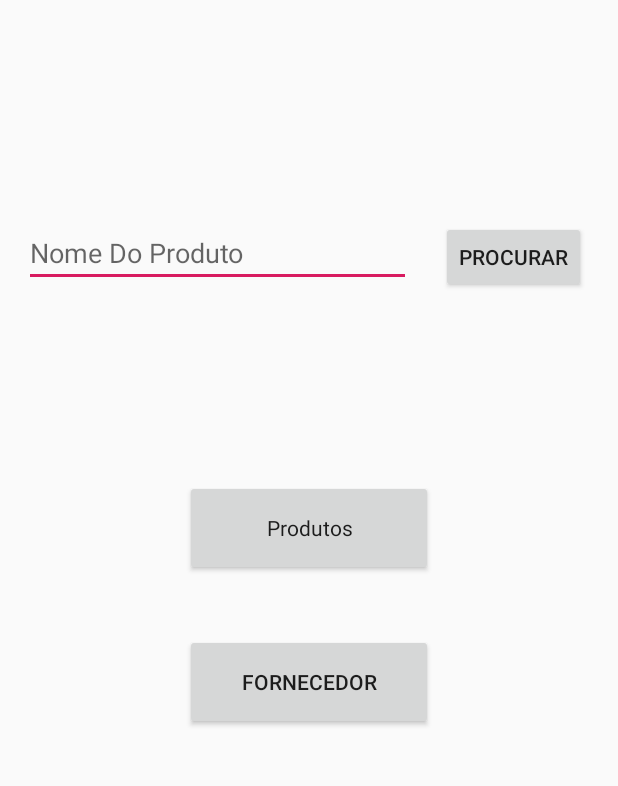
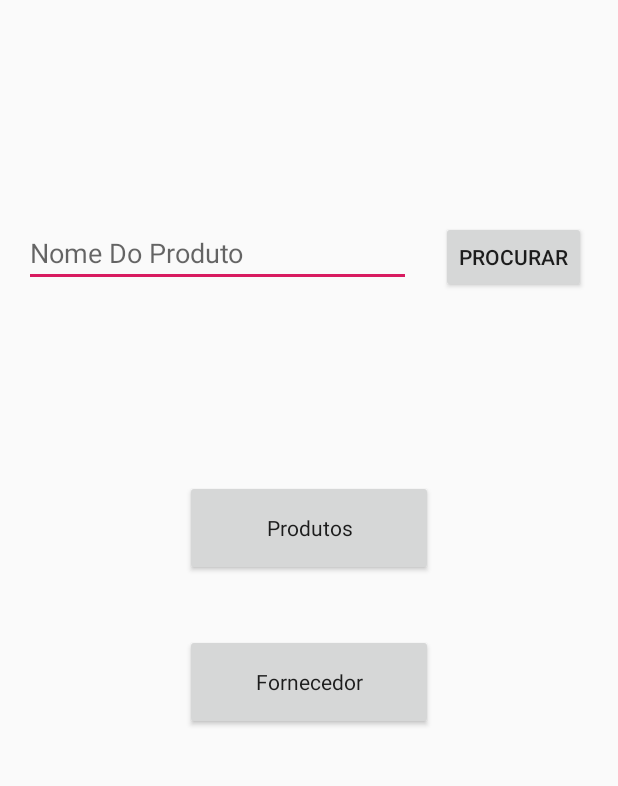
Before and after one commit to astorm123/StorageProject, an Android app: the screen it shows after launch (MainActivity), on a phone screen of 412 x 824 dp, the part 321-1107 px from its top. Run offline under Robolectric (Android 15) with nearby library versions, the phone set to English and light mode, and no system bars.

Commit message:
New Restrictions 1.1

```diff
--- a/app/src/main/res/layout/content_main.xml
+++ b/app/src/main/res/layout/content_main.xml
@@ -86,6 +86,8 @@
         android:layout_marginEnd="8dp"
         android:layout_marginBottom="92dp"
         android:text="@string/fornecedor"
+        android:textAppearance="@style/TextAppearance.AppCompat.Headline"
+        android:textSize="14sp"
         app:layout_constraintBottom_toBottomOf="parent"
         app:layout_constraintEnd_toEndOf="parent"
         app:layout_constraintStart_toStartOf="parent"
```
Also changed, not shown: app/src/main/java/pt/ipg/storageunity/CreateNewProd.java (line endings or trailing spaces).
